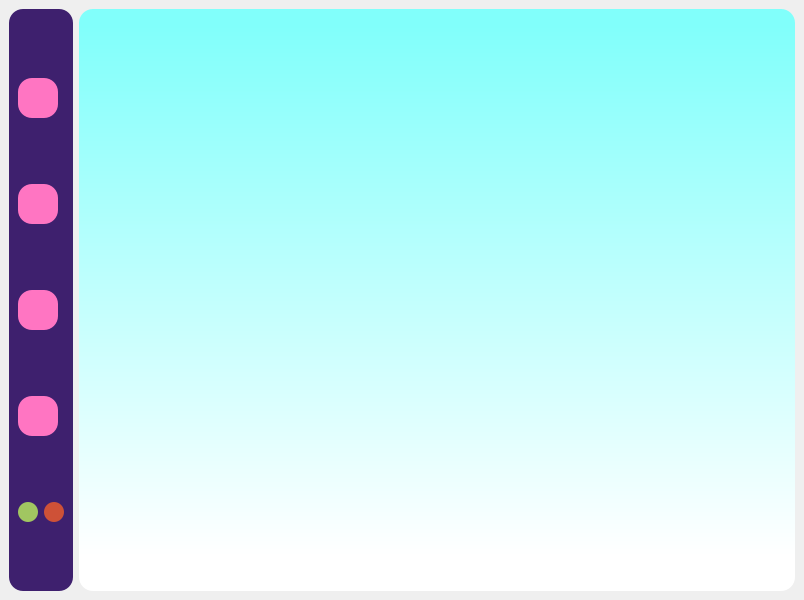
The window that ui/main_window.ui (wp19991/speech_enhancement) describes before a commit, drawn with Qt 5.
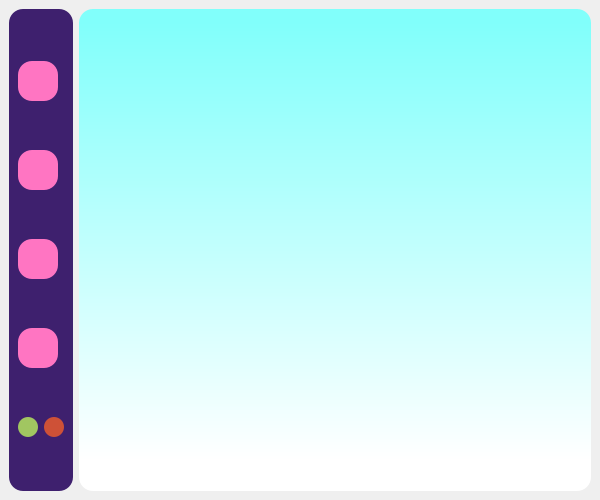
The same window after the commit. Icons and pictures are not drawn.

```diff
--- a/ui/main_window.ui
+++ b/ui/main_window.ui
@@ -6,14 +6,20 @@
    <rect>
     <x>0</x>
     <y>0</y>
-    <width>804</width>
-    <height>600</height>
+    <width>600</width>
+    <height>500</height>
    </rect>
   </property>
   <property name="minimumSize">
    <size>
-    <width>800</width>
-    <height>600</height>
+    <width>600</width>
+    <height>500</height>
+   </size>
+  </property>
+  <property name="maximumSize">
+   <size>
+    <width>600</width>
+    <height>500</height>
    </size>
   </property>
   <property name="windowTitle">
```
